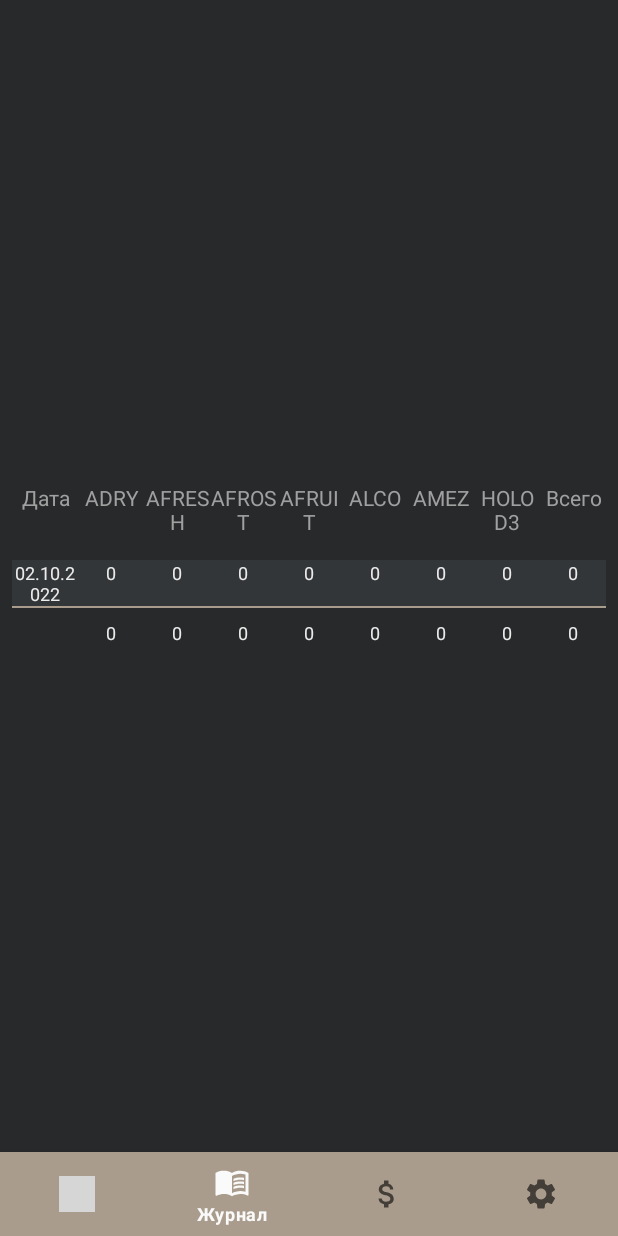
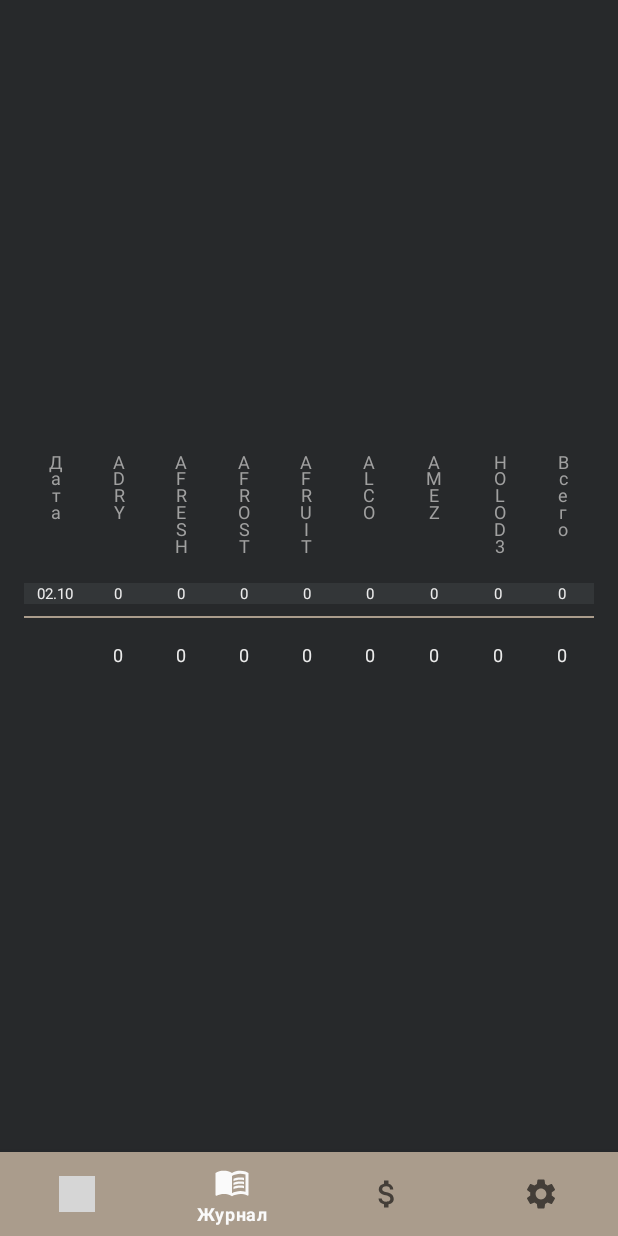
Before and after one commit to trifonovkv/Production, an Android app: the JournalFragment screen opened through its navigation route, on a phone screen of 412 x 824 dp. Run offline under Robolectric (Android 15) with nearby library versions, the light colour scheme and no system bars; our stand-ins replace navigation-ui; Roboto replaces fonts that are not available here; grey boxes are pictures that could not be loaded.

Commit message:
make journal vertical

```diff
--- a/app/src/main/java/com/trifonovkv/production/ui/calc/CalcFragment.kt
+++ b/app/src/main/java/com/trifonovkv/production/ui/calc/CalcFragment.kt
@@ -63,13 +63,13 @@ class CalcFragment : Fragment() {
         }
 
         binding.tvClear.setOnClickListener {
-            binding.etAdry.setText(R.string.zero_count)
-            binding.etAfresh.setText(R.string.zero_count)
-            binding.etAfrost.setText(R.string.zero_count)
-            binding.etAfruit.setText(R.string.zero_count)
-            binding.etAlco.setText(R.string.zero_count)
-            binding.etAmez.setText(R.string.zero_count)
-            binding.etHolod3.setText(R.string.zero_count)
+            binding.etAdry.setText(R.string.zero)
+            binding.etAfresh.setText(R.string.zero)
+            binding.etAfrost.setText(R.string.zero)
+            binding.etAfruit.setText(R.string.zero)
+            binding.etAlco.setText(R.string.zero)
+            binding.etAmez.setText(R.string.zero)
+            binding.etHolod3.setText(R.string.zero)
         }
 
         return root
--- a/app/src/main/java/com/trifonovkv/production/ui/journal/JournalFragment.kt
+++ b/app/src/main/java/com/trifonovkv/production/ui/journal/JournalFragment.kt
@@ -1,11 +1,9 @@
 package com.trifonovkv.production.ui.journal
 
-import android.content.pm.ActivityInfo
 import android.os.Bundle
 import android.view.LayoutInflater
 import android.view.View
 import android.view.ViewGroup
-import android.view.WindowManager
 import androidx.fragment.app.Fragment
 import androidx.recyclerview.widget.LinearLayoutManager
 import com.trifonovkv.production.MainActivity
@@ -32,36 +30,23 @@ class JournalFragment : Fragment() {
 
         (requireActivity() as MainActivity).supportActionBar!!.hide()
 
-        activity?.window?.setFlags(
-            WindowManager.LayoutParams.FLAG_TRANSLUCENT_STATUS,
-            WindowManager.LayoutParams.FLAG_TRANSLUCENT_STATUS
-        )
-
         _binding = FragmentJournalBinding.inflate(inflater, container, false)
         val root: View = binding.root
-
-        activity?.requestedOrientation = ActivityInfo.SCREEN_ORIENTATION_LANDSCAPE
 
         binding.recyclerviewStatistic.layoutManager = LinearLayoutManager(activity)
         val productionEntries = ProductionJournal(dbHelper).getEntriesForLastMonth()
         binding.recyclerviewStatistic.adapter = JournalRecyclerAdapter(productionEntries)
 
-        binding.textViewAdryTotal.text = productionEntries.sumOf { it.adry }.toString()
-        binding.textViewAfreshTotal.text = productionEntries.sumOf { it.afresh }.toString()
-        binding.textViewAfrostTotal.text = productionEntries.sumOf { it.afrost }.toString()
-        binding.textViewAfruitTotal.text = productionEntries.sumOf { it.afruit }.toString()
-        binding.textViewAlcoTotal.text = productionEntries.sumOf { it.alco }.toString()
-        binding.textViewAmezTotal.text = productionEntries.sumOf { it.amez }.toString()
-        binding.textViewHolod3Total.text = productionEntries.sumOf { it.holod3 }.toString()
-        binding.textViewTotalTotal.text = productionEntries.sumOf { it.total }.toString()
+        binding.tvAdryTotal.text = productionEntries.sumOf { it.adry }.toString()
+        binding.tvAfreshTotal.text = productionEntries.sumOf { it.afresh }.toString()
+        binding.tvAfrostTotal.text = productionEntries.sumOf { it.afrost }.toString()
+        binding.tvAfruitTotal.text = productionEntries.sumOf { it.afruit }.toString()
+        binding.tvAlcoTotal.text = productionEntries.sumOf { it.alco }.toString()
+        binding.tvAmezTotal.text = productionEntries.sumOf { it.amez }.toString()
+        binding.tvHolod3Total.text = productionEntries.sumOf { it.holod3 }.toString()
+        binding.tvTotalTotal.text = productionEntries.sumOf { it.total }.toString()
 
 
         return root
     }
-
-    override fun onStop() {
-        super.onStop()
-        activity?.requestedOrientation = ActivityInfo.SCREEN_ORIENTATION_UNSPECIFIED
-        dbHelper.close()
-    }
 }
--- a/app/src/main/java/com/trifonovkv/production/ui/journal/JournalRecyclerAdapter.kt
+++ b/app/src/main/java/com/trifonovkv/production/ui/journal/JournalRecyclerAdapter.kt
@@ -38,7 +38,7 @@ class JournalRecyclerAdapter(private val entries: List<ProductionEntry>) :
 
 
     override fun onBindViewHolder(holder: MyViewHolder, position: Int) {
-        holder.textViewDate.text = SimpleDateFormat("dd.MM.yyyy").format(entries[position].date)
+        holder.textViewDate.text = SimpleDateFormat("dd.MM").format(entries[position].date)
         holder.textViewAdry.text = entries[position].adry.toString()
         holder.textViewAfresh.text = entries[position].afresh.toString()
         holder.textViewAfrost.text = entries[position].afrost.toString()
--- a/app/src/main/res/layout/fragment_journal.xml
+++ b/app/src/main/res/layout/fragment_journal.xml
@@ -1,118 +1,144 @@
 <?xml version="1.0" encoding="utf-8"?>
-<LinearLayout xmlns:android="http://schemas.android.com/apk/res/android"
+<androidx.constraintlayout.widget.ConstraintLayout xmlns:android="http://schemas.android.com/apk/res/android"
+    xmlns:app="http://schemas.android.com/apk/res-auto"
     xmlns:tools="http://schemas.android.com/tools"
-
     android:layout_width="match_parent"
-    android:layout_height="wrap_content"
-    android:orientation="vertical"
-    android:padding="8dp" >
+    android:layout_height="match_parent"
+    android:background="@color/dark_gray"
+    android:padding="8dp">
 
     <LinearLayout
+        android:id="@+id/linearLayout"
         android:layout_width="match_parent"
-        android:layout_height="wrap_content"
+        android:layout_height="89dp"
+        android:layout_gravity="clip_vertical"
+        android:layout_marginStart="8dp"
+        android:layout_marginTop="16dp"
+        android:layout_marginEnd="8dp"
         android:orientation="horizontal"
-        android:paddingTop="16dp"
-        android:paddingBottom="16dp">
+        android:paddingTop="8dp"
+        android:paddingBottom="8dp"
+        app:layout_constraintEnd_toEndOf="parent"
+        app:layout_constraintStart_toStartOf="parent"
+        app:layout_constraintTop_toTopOf="parent">
 
         <TextView
             style="@style/table_title"
-            android:text="Дата" />
+            android:text="@string/date_vertical" />
 
         <TextView
             style="@style/table_title"
-            android:text="@string/adry" />
+            android:text="@string/adry_vertical" />
 
         <TextView
             style="@style/table_title"
-            android:text="@string/afresh" />
+            android:text="@string/afresh_vertical" />
 
         <TextView
             style="@style/table_title"
-            android:text="@string/afrost" />
+            android:text="@string/afrost_vertical" />
 
         <TextView
             style="@style/table_title"
-            android:text="@string/afruit" />
+            android:text="@string/afruit_vertical" />
 
         <TextView
             style="@style/table_title"
-            android:text="@string/alco" />
+            android:text="@string/alco_vertical" />
 
         <TextView
             style="@style/table_title"
-            android:text="@string/amez" />
+            android:text="@string/amez_vertical" />
 
         <TextView
             style="@style/table_title"
-            android:text="@string/holod3" />
+            android:text="@string/holod3_vertical" />
 
         <TextView
             style="@style/table_title"
-            android:text="Всего" />
+            android:text="@string/total_vertical" />
 
     </LinearLayout>
 
     <androidx.recyclerview.widget.RecyclerView
         android:id="@+id/recyclerviewStatistic"
         android:layout_width="match_parent"
-        android:layout_height="0px"
+        android:layout_height="wrap_content"
+        android:layout_marginStart="8dp"
+        android:layout_marginTop="8dp"
+        android:layout_marginEnd="8dp"
+        android:layout_marginBottom="8dp"
         android:layout_weight="1"
         android:scrollbars="vertical"
+        app:layout_constrainedHeight="true"
+        app:layout_constraintBottom_toTopOf="@+id/view"
+        app:layout_constraintEnd_toEndOf="parent"
+        app:layout_constraintStart_toStartOf="parent"
+        app:layout_constraintTop_toBottomOf="@+id/linearLayout"
         tools:listitem="@layout/recyclerview_item" />
 
     <View
+        android:id="@+id/view"
         android:layout_width="match_parent"
         android:layout_height="1dp"
-        android:background="@color/cacao" />
+        android:layout_marginStart="8dp"
+        android:layout_marginTop="8dp"
+        android:layout_marginEnd="8dp"
+        android:background="@color/cacao"
+        app:layout_constraintEnd_toEndOf="parent"
+        app:layout_constraintStart_toStartOf="parent"
+        app:layout_constraintTop_toBottomOf="@+id/recyclerviewStatistic" />
 
     <LinearLayout
+        android:id="@+id/linearLayout2"
         android:layout_width="match_parent"
         android:layout_height="wrap_content"
+        android:layout_marginStart="8dp"
+        android:layout_marginTop="8dp"
+        android:layout_marginEnd="8dp"
+        android:layout_marginBottom="16dp"
         android:orientation="horizontal"
         android:paddingTop="8dp"
-        android:paddingBottom="32dp">
+        android:paddingBottom="32dp"
+        app:layout_constraintBottom_toBottomOf="parent"
+        app:layout_constraintEnd_toEndOf="parent"
+        app:layout_constraintStart_toStartOf="parent"
+        app:layout_constraintTop_toBottomOf="@+id/view">
 
         <TextView
+            style="@style/table_total"
+            android:text="" />
+
+        <TextView
+            android:id="@+id/tvAdryTotal"
             style="@style/table_total" />
 
         <TextView
-            android:id="@+id/textViewAdryTotal"
-            style="@style/table_total"
-            android:text="0" />
+            android:id="@+id/tvAfreshTotal"
+            style="@style/table_total" />
 
         <TextView
-            android:id="@+id/textViewAfreshTotal"
-            style="@style/table_total"
-            android:text="0" />
+            android:id="@+id/tvAfrostTotal"
+            style="@style/table_total" />
 
         <TextView
-            android:id="@+id/textViewAfrostTotal"
-            style="@style/table_total"
-            android:text="0" />
+            android:id="@+id/tvAfruitTotal"
+            style="@style/table_total" />
 
         <TextView
-            android:id="@+id/textViewAfruitTotal"
-            style="@style/table_total"
-            android:text="0" />
+            android:id="@+id/tvAlcoTotal"
+            style="@style/table_total" />
 
         <TextView
-            android:id="@+id/textViewAlcoTotal"
-            style="@style/table_total"
-            android:text="0" />
+            android:id="@+id/tvAmezTotal"
+            style="@style/table_total" />
 
         <TextView
-            android:id="@+id/textViewAmezTotal"
-            style="@style/table_total"
-            android:text="0" />
+            android:id="@+id/tvHolod3Total"
+            style="@style/table_total" />
 
         <TextView
-            android:id="@+id/textViewHolod3Total"
-            style="@style/table_total"
-            android:text="0" />
-
-        <TextView
-            android:id="@+id/textViewTotalTotal"
-            style="@style/table_total"
-            android:text="0" />
+            android:id="@+id/tvTotalTotal"
+            style="@style/table_total" />
     </LinearLayout>
-</LinearLayout>
+</androidx.constraintlayout.widget.ConstraintLayout>
--- a/app/src/main/res/layout/fragment_salary.xml
+++ b/app/src/main/res/layout/fragment_salary.xml
@@ -52,7 +52,7 @@
 
         <TextView
             android:id="@+id/tvShiftCountPreviousMonth"
-            android:text="@string/zero_count"
+            android:text="@string/zero"
             style="@style/salary_text_view" />
 
     </LinearLayout>
@@ -71,7 +71,7 @@
         <TextView
             android:id="@+id/tvAveragePackagesPreviousMonth"
             style="@style/salary_text_view"
-            android:text="@string/zero_count" />
+            android:text="@string/zero" />
     </LinearLayout>
 
     <LinearLayout
@@ -134,7 +134,7 @@
 
         <TextView
             android:id="@+id/tvShiftCount"
-            android:text="@string/zero_count"
+            android:text="@string/zero"
             style="@style/salary_text_view" />
 
     </LinearLayout>
@@ -153,7 +153,7 @@
         <TextView
             android:id="@+id/tvAveragePackages"
             style="@style/salary_text_view"
-            android:text="@string/zero_count" />
+            android:text="@string/zero" />
     </LinearLayout>
 
     <LinearLayout
--- a/app/src/main/res/values/strings.xml
+++ b/app/src/main/res/values/strings.xml
@@ -1,4 +1,5 @@
 <resources>
+
     <string name="app_name">Выработка</string>
     <string name="title_calc">Калькулятор</string>
     <string name="title_settings">Настройки</string>
@@ -11,13 +12,22 @@
     <string name="amez">AMEZ</string>
     <string name="holod3">HOLOD3</string>
 
-    <string name="hint">0</string>
+    <string name="date_vertical">Д\nа\nт\nа</string>
+    <string name="adry_vertical">A\nD\nR\nY</string>
+    <string name="afresh_vertical">A\nF\nR\nE\nS\nH</string>
+    <string name="afrost_vertical">A\nF\nR\nO\nS\nT</string>
+    <string name="afruit_vertical">A\nF\nR\nU\nI\nT</string>
+    <string name="alco_vertical">A\nL\nC\nO</string>
+    <string name="amez_vertical">A\nM\nE\nZ</string>
+    <string name="holod3_vertical">H\nO\nL\nO\nD\n3</string>
+    <string name="total_vertical">В\nс\nе\nг\nо</string>
+
     <string name="handpicked">Отобрано</string>
     <string name="zero_rubles">0₽</string>
     <string name="shift_fee">Выход</string>
     <string name="result">Итого</string>
     <string name="adry_subtext">Сухой</string>
-    <string name="zero_count">0</string>
+    <string name="zero">0</string>
     <string name="pieces">шт.</string>
     <string name="afresh_subtext">Охлаждёнка</string>
     <string name="afrost_subtext">Заморозка</string>
@@ -27,7 +37,6 @@
     <string name="holod3_subtext">Вода</string>
 
     <string name="ruble_sign">₽</string>
-
 
     <string name="shift_out">Выход</string>
     <string name="journal">Журнал</string>
@@ -46,5 +55,4 @@
     <string name="save">Сохранить</string>
     <string name="cancel">Отмена</string>
 
-
 </resources>
--- a/app/src/main/res/values/styles.xml
+++ b/app/src/main/res/values/styles.xml
@@ -70,7 +70,7 @@
         <item name="android:maxLength">4</item>
         <item name="android:textColor">@color/white_200</item>
         <item name="android:textSize">20sp</item>
-        <item name="android:hint">@string/zero_count</item>
+        <item name="android:hint">@string/zero</item>
         <item name="android:textColorHint">@color/gray</item>
         <item name="android:digits">0123456789</item>
     </style>
@@ -98,11 +98,12 @@
     </style>
 
     <style name="table_title">
-        <item name="android:layout_width">0px</item>
+        <item name="android:layout_width">wrap_content</item>
         <item name="android:layout_height">wrap_content</item>
         <item name="android:layout_weight">1</item>
-        <item name="android:gravity">center</item>
-        <item name="android:textSize">14sp</item>
+        <item name="android:gravity">center_horizontal</item>
+        <item name="android:textSize">12sp</item>
+        <item name="android:lineSpacingMultiplier">0.8</item>
         <item name="android:fontFamily">@font/russo_one</item>
         <item name="android:textColor">@color/gray</item>
     </style>
@@ -114,7 +115,7 @@
         <item name="android:layout_weight">1</item>
         <item name="android:gravity">center</item>
         <item name="android:fontFamily">@font/montserrat_alternates</item>
-        <item name="android:textSize">12sp</item>
+        <item name="android:textSize">10sp</item>
     </style>
 
     <style name="table_total">
@@ -125,6 +126,7 @@
         <item name="android:textColor">@color/white_200</item>
         <item name="android:fontFamily">@font/russo_one</item>
         <item name="android:textSize">12sp</item>
+        <item name="android:text">@string/zero</item>
     </style>
 
     <style name="salary_label">
```
